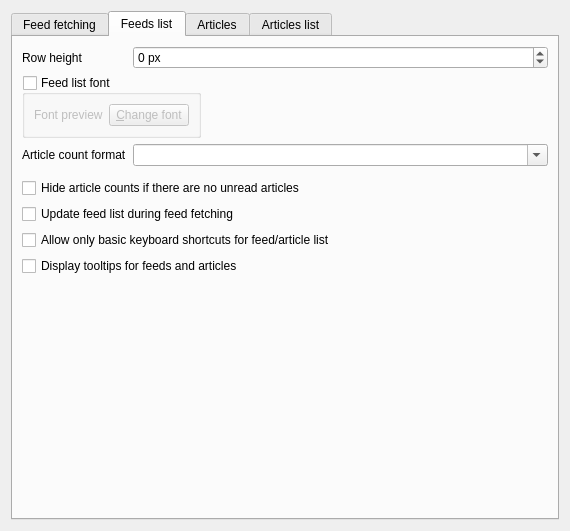
martinrotter/rssguard, file src/librssguard/gui/settings/settingsfeedsmessages.ui: the form before one commit.
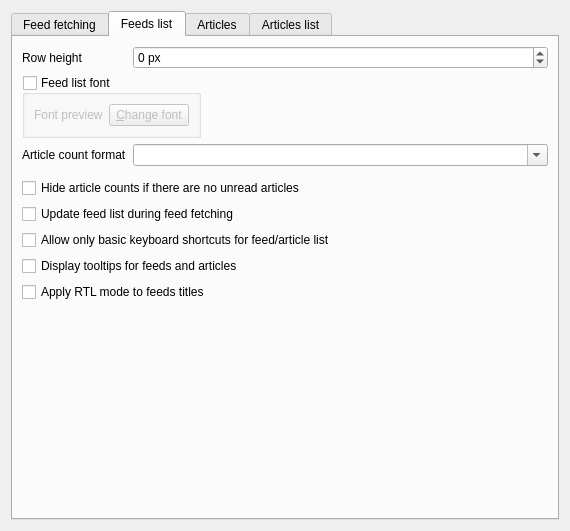
The form after the commit. The open tabs and pages were chosen to show the change. Custom widgets are drawn as their Qt base class.

Commit message:
Feeds' titles alignement from right to left & vice versa
This update allows users to choose how the title of the feed will be displayed, giving them control over the alignment of the title text, whether it's from right to left or left to right.

Diff of the .ui file:
```diff
--- a/src/librssguard/gui/settings/settingsfeedsmessages.ui
+++ b/src/librssguard/gui/settings/settingsfeedsmessages.ui
@@ -266,6 +266,13 @@
          </property>
         </widget>
        </item>
+       <item row="8" column="0" colspan="2">
+        <widget class="QCheckBox" name="m_checkApplyRtlFeedsTitles">
+         <property name="text">
+          <string>Apply RTL mode to feeds titles</string>
+         </property>
+        </widget>
+       </item>
        <item row="5" column="0" colspan="2">
         <widget class="QCheckBox" name="m_cbUpdateFeedListDuringFetching">
          <property name="text">
```
Left out of the diff: 3 changed lines with no effect on the pictures. The commit also changes 4 other files.
